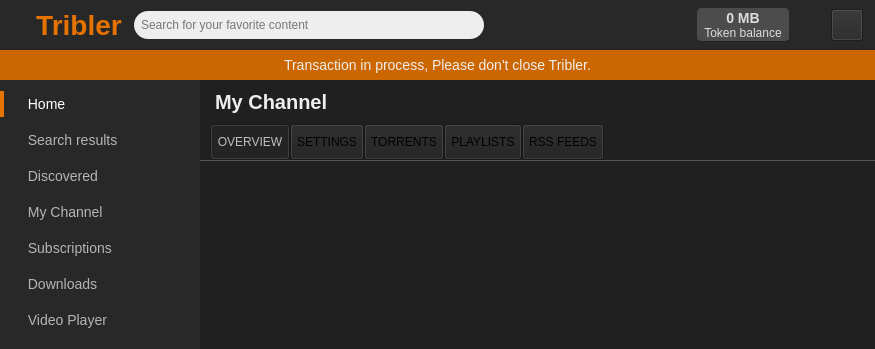
Above: TriblerGUI/qt_resources/mainwindow.ui from devos50/tribler before the change; both pictures show x 0 to 875 and y 0 to 349 of the 875 by 777 pixel window. Below: the same form after it.
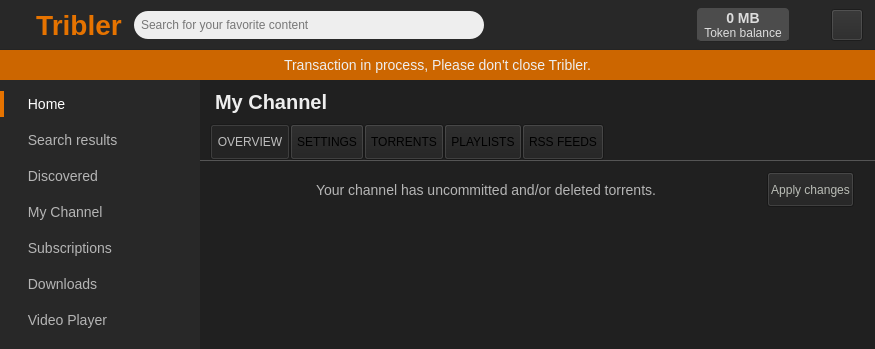
That is the form after the change. The open tabs and pages were chosen to show the change. Icons and pictures are not drawn. Custom widgets are drawn as their Qt base class.

Diff of the .ui file:
```diff
--- a/TriblerGUI/qt_resources/mainwindow.ui
+++ b/TriblerGUI/qt_resources/mainwindow.ui
@@ -2286,6 +2286,310 @@
                   <property name="bottomMargin">
                    <number>0</number>
                   </property>
+                  <item>
+                   <widget class="QWidget" name="dirty_channel_widget" native="true">
+                    <property name="palette">
+                     <palette>
+                      <active>
+                       <colorrole role="Button">
+                        <brush brushstyle="SolidPattern">
+                         <color alpha="255">
+                          <red>32</red>
+                          <green>32</green>
+                          <blue>32</blue>
+                         </color>
+                        </brush>
+                       </colorrole>
+                       <colorrole role="Base">
+                        <brush brushstyle="SolidPattern">
+                         <color alpha="255">
+                          <red>32</red>
+                          <green>32</green>
+                          <blue>32</blue>
+                         </color>
+                        </brush>
+                       </colorrole>
+                       <colorrole role="Window">
+                        <brush brushstyle="SolidPattern">
+                         <color alpha="255">
+                          <red>32</red>
+                          <green>32</green>
+                          <blue>32</blue>
+                         </color>
+                        </brush>
+                       </colorrole>
+                      </active>
+                      <inactive>
+                       <colorrole role="Button">
+                        <brush brushstyle="SolidPattern">
+                         <color alpha="255">
+                          <red>32</red>
+                          <green>32</green>
+                          <blue>32</blue>
+                         </color>
+                        </brush>
+                       </colorrole>
+                       <colorrole role="Base">
+                        <brush brushstyle="SolidPattern">
+                         <color alpha="255">
+                          <red>32</red>
+                          <green>32</green>
+                          <blue>32</blue>
+                         </color>
+                        </brush>
+                       </colorrole>
+                       <colorrole role="Window">
+                        <brush brushstyle="SolidPattern">
+                         <color alpha="255">
+                          <red>32</red>
+                          <green>32</green>
+                          <blue>32</blue>
+                         </color>
+                        </brush>
+                       </colorrole>
+                      </inactive>
+                      <disabled>
+                       <colorrole role="Button">
+                        <brush brushstyle="SolidPattern">
+                         <color alpha="255">
+                          <red>32</red>
+                          <green>32</green>
+                          <blue>32</blue>
+                         </color>
+                        </brush>
+                       </colorrole>
+                       <colorrole role="Base">
+                        <brush brushstyle="SolidPattern">
+                         <color alpha="255">
+                          <red>32</red>
+                          <green>32</green>
+                          <blue>32</blue>
+                         </color>
+                        </brush>
+                       </colorrole>
+                       <colorrole role="Window">
+                        <brush brushstyle="SolidPattern">
+                         <color alpha="255">
+                          <red>32</red>
+                          <green>32</green>
+                          <blue>32</blue>
+                         </color>
+                        </brush>
+                       </colorrole>
+                      </disabled>
+                     </palette>
+                    </property>
+                    <property name="styleSheet">
+                     <string notr="true"/>
+                    </property>
+                    <layout class="QHBoxLayout" name="dirty_channel_bar">
+                     <item>
+                      <spacer name="horizontalSpacer_88">
+                       <property name="orientation">
+                        <enum>Qt::Horizontal</enum>
+                       </property>
+                       <property name="sizeHint" stdset="0">
+                        <size>
+                         <width>40</width>
+                         <height>20</height>
+                        </size>
+                       </property>
+                      </spacer>
+                     </item>
+                     <item>
+                      <widget class="QLabel" name="label_69">
+                       <property name="autoFillBackground">
+                        <bool>false</bool>
+                       </property>
+                       <property name="text">
+                        <string>Your channel has uncommitted and/or deleted torrents.</string>
+                       </property>
+                      </widget>
+                     </item>
+                     <item>
+                      <spacer name="horizontalSpacer_38">
+                       <property name="orientation">
+                        <enum>Qt::Horizontal</enum>
+                       </property>
+                       <property name="sizeHint" stdset="0">
+                        <size>
+                         <width>40</width>
+                         <height>20</height>
+                        </size>
+                       </property>
+                      </spacer>
+                     </item>
+                     <item>
+                      <widget class="QPushButton" name="edit_channel_commit_button">
+                       <property name="enabled">
+                        <bool>true</bool>
+                       </property>
+                       <property name="sizePolicy">
+                        <sizepolicy hsizetype="Minimum" vsizetype="Fixed">
+                         <horstretch>0</horstretch>
+                         <verstretch>0</verstretch>
+                        </sizepolicy>
+                       </property>
+                       <property name="minimumSize">
+                        <size>
+                         <width>0</width>
+                         <height>35</height>
+                        </size>
+                       </property>
+                       <property name="palette">
+                        <palette>
+                         <active>
+                          <colorrole role="Button">
+                           <brush brushstyle="SolidPattern">
+                            <color alpha="255">
+                             <red>32</red>
+                             <green>32</green>
+                             <blue>32</blue>
+                            </color>
+                           </brush>
+                          </colorrole>
+                          <colorrole role="ButtonText">
+                           <brush brushstyle="SolidPattern">
+                            <color alpha="255">
+                             <red>186</red>
+                             <green>189</green>
+                             <blue>182</blue>
+                            </color>
+                           </brush>
+                          </colorrole>
+                          <colorrole role="Base">
+                           <brush brushstyle="SolidPattern">
+                            <color alpha="255">
+                             <red>32</red>
+                             <green>32</green>
+                             <blue>32</blue>
+                            </color>
+                           </brush>
+                          </colorrole>
+                          <colorrole role="Window">
+                           <brush brushstyle="SolidPattern">
+                            <color alpha="255">
+                             <red>32</red>
+                             <green>32</green>
+                             <blue>32</blue>
+                            </color>
+                           </brush>
+                          </colorrole>
+                         </active>
+                         <inactive>
+                          <colorrole role="Button">
+                           <brush brushstyle="SolidPattern">
+                            <color alpha="255">
+                             <red>32</red>
+                             <green>32</green>
+                             <blue>32</blue>
+                            </color>
+                           </brush>
+                          </colorrole>
+                          <colorrole role="ButtonText">
+                           <brush brushstyle="SolidPattern">
+                            <color alpha="255">
+                             <red>186</red>
+                             <green>189</green>
+                             <blue>182</blue>
+                            </color>
+                           </brush>
+                          </colorrole>
+                          <colorrole role="Base">
+                           <brush brushstyle="SolidPattern">
+                            <color alpha="255">
+                             <red>32</red>
+                             <green>32</green>
+                             <blue>32</blue>
+                            </color>
+                           </brush>
+                          </colorrole>
+                          <colorrole role="Window">
+                           <brush brushstyle="SolidPattern">
+                            <color alpha="255">
+                             <red>32</red>
+                             <green>32</green>
+                             <blue>32</blue>
+                            </color>
+                           </brush>
+                          </colorrole>
+                         </inactive>
+                         <disabled>
+                          <colorrole role="Button">
+                           <brush brushstyle="SolidPattern">
+                            <color alpha="255">
+                             <red>32</red>
+                             <green>32</green>
+                             <blue>32</blue>
+                            </color>
+                           </brush>
+                          </colorrole>
+                          <colorrole role="ButtonText">
+                           <brush brushstyle="SolidPattern">
+                            <color alpha="255">
+                             <red>190</red>
+                             <green>190</green>
+                             <blue>190</blue>
+                            </color>
+                           </brush>
+                          </colorrole>
+                          <colorrole role="Base">
+                           <brush brushstyle="SolidPattern">
+                            <color alpha="255">
+                             <red>32</red>
+                             <green>32</green>
+                             <blue>32</blue>
+                            </color>
+                           </brush>
+                          </colorrole>
+                          <colorrole role="Window">
+                           <brush brushstyle="SolidPattern">
+                            <color alpha="255">
+                             <red>32</red>
+                             <green>32</green>
+                             <blue>32</blue>
+                            </color>
+                           </brush>
+                          </colorrole>
+                         </disabled>
+                        </palette>
+                       </property>
+                       <property name="toolTip">
+                        <string>Apply changes to your channel and publish the new version</string>
+                       </property>
+                       <property name="autoFillBackground">
+                        <bool>false</bool>
+                       </property>
+                       <property name="text">
+                        <string>Apply changes</string>
+                       </property>
+                       <property name="checkable">
+                        <bool>false</bool>
+                       </property>
+                       <property name="checked">
+                        <bool>false</bool>
+                       </property>
+                      </widget>
+                     </item>
+                     <item>
+                      <spacer name="horizontalSpacer_36">
+                       <property name="orientation">
+                        <enum>Qt::Horizontal</enum>
+                       </property>
+                       <property name="sizeType">
+                        <enum>QSizePolicy::Fixed</enum>
+                       </property>
+                       <property name="sizeHint" stdset="0">
+                        <size>
+                         <width>10</width>
+                         <height>20</height>
+                        </size>
+                       </property>
+                      </spacer>
+                     </item>
+                    </layout>
+                   </widget>
+                  </item>
                   <item>
                    <widget class="LazyLoadList" name="edit_channel_torrents_list">
                     <property name="styleSheet">
```
Left out of the diff: 11 changed lines with no effect on the pictures.
